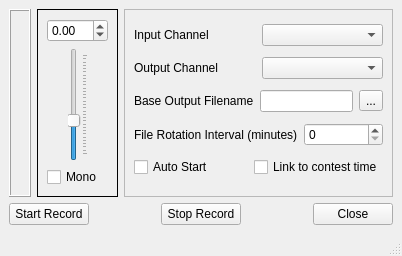
First picture: the form in mqt/MqtRigRecorder/mainwindow.ui, repository Rsclub22/Minos2-Mirror, before the edit.
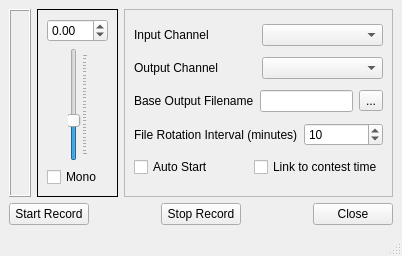
Second picture: the form after the edit. Custom widgets are drawn as their Qt base class.

Commit message: Take out the 10 minute boundary

```diff
--- a/mqt/MqtRigRecorder/mainwindow.ui
+++ b/mqt/MqtRigRecorder/mainwindow.ui
@@ -179,7 +179,17 @@
             </widget>
            </item>
            <item>
-            <widget class="QSpinBox" name="rotInterval"/>
+            <widget class="QSpinBox" name="rotInterval">
+             <property name="minimum">
+              <number>1</number>
+             </property>
+             <property name="maximum">
+              <number>120</number>
+             </property>
+             <property name="value">
+              <number>10</number>
+             </property>
+            </widget>
            </item>
           </layout>
          </item>
```
Left out of the diff: 2 changed lines with no effect on the pictures. The commit also changes 1 other file.
